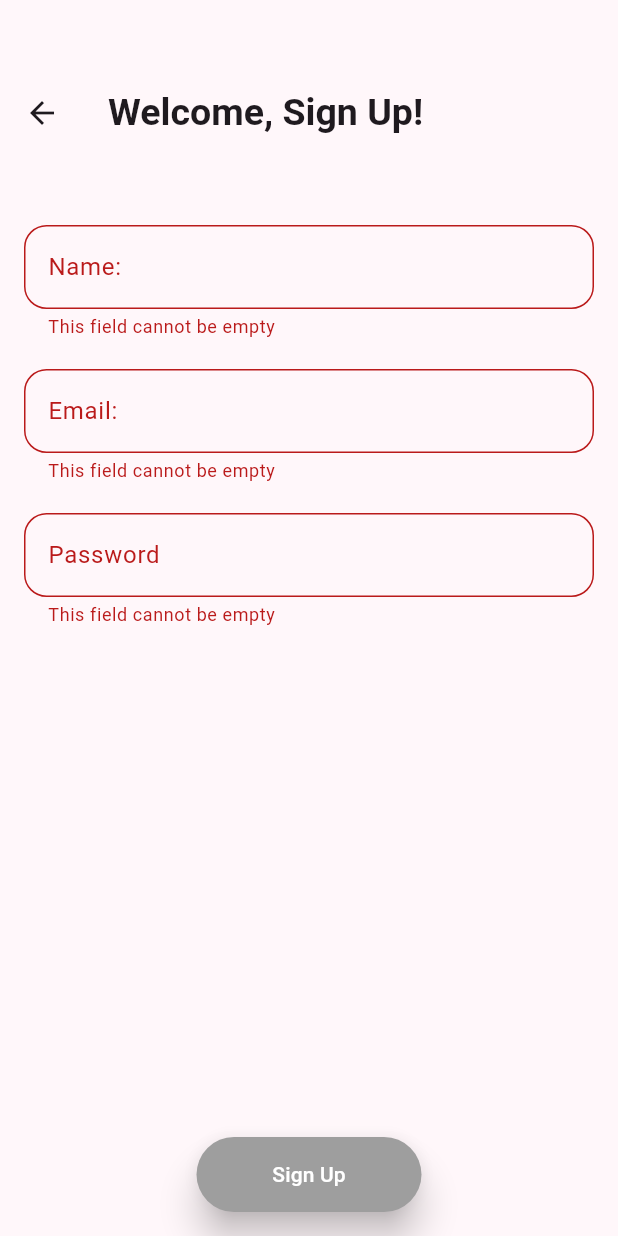
After one commit to Makanakyjr/flutter_forms, a Flutter app: the FormPage screen opened directly, after a tap on "Sign Up", on a phone screen of 412 x 824 dp. The commit adds this screen. Run offline on Flutter 3.47's test engine with Material 2 defaults, Android fonts, the light colour scheme and no system bars.

Commit message:
my first commit

```diff
--- /dev/null
+++ b/lib/form_page.dart
@@ -0,0 +1,124 @@
+import 'package:flutter/material.dart';
+
+class FormPage extends StatefulWidget {
+  const FormPage({super.key});
+
+  @override
+  State<FormPage> createState() => _FormPageState();
+}
+
+class _FormPageState extends State<FormPage> {
+  final _formKey = GlobalKey<FormState>();
+  final TextEditingController _nameController = TextEditingController();
+  final TextEditingController _emailController = TextEditingController();
+  final TextEditingController _passwordController = TextEditingController();
+
+  @override
+  Widget build(BuildContext context) {
+    return Scaffold(
+      appBar: AppBar(
+        title: const Text(
+          "Welcome, Sign Up!",
+          style: TextStyle(fontSize: 25, fontWeight: FontWeight.w700),
+        ),
+        centerTitle: false,
+        toolbarHeight: 150,
+      ),
+      body: Padding(
+        padding: const EdgeInsets.symmetric(horizontal: 16),
+        child: Form(
+            key: _formKey,
+            child: Column(
+              children: [
+                TextFormField(
+                  controller: _nameController,
+                  validator: (value) {
+                    if (value == null || value.isEmpty) {
+                      return "This field cannot be empty";
+                    } else {
+                      return null;
+                    }
+                  },
+                  autovalidateMode: AutovalidateMode.onUserInteraction,
+                  decoration: InputDecoration(
+                      labelText: "Name:",
+                      hintText: "Enter your name",
+                      border: OutlineInputBorder(
+                          borderRadius: BorderRadius.circular(15))),
+                ),
+                const SizedBox(
+                  height: 20,
+                ),
+                TextFormField(
+                  controller: _emailController,
+                  validator: (value) {
+                    if (value == null || value.isEmpty) {
+                      return "This field cannot be empty";
+                    } else if (!value.contains(RegExp(r"\w+@\w+\.."))) {
+                      return "Enter a valid email";
+                    }
+                    return null;
+
+                    // String pattern = r"\w+@\w+\..";
+                    // RegExp expression = RegExp(pattern);
+                    // if (value == null || value.isEmpty) {
+                    //   return "This field cannot be empty";
+                    // } else if (!expression.hasMatch(value)) {
+                    //   return "Enter a valid email";
+                    // }
+                    // return null;
+                  },
+                  autovalidateMode: AutovalidateMode.onUserInteraction,
+                  decoration: InputDecoration(
+                      labelText: "Email:",
+                      hintText: "Enter your email",
+                      border: OutlineInputBorder(
+                          borderRadius: BorderRadius.circular(15))),
+                ),
+                const SizedBox(
+                  height: 20,
+                ),
+                TextFormField(
+                  obscureText: true,
+                  controller: _passwordController,
+                  validator: (value) {
+                    if (value == null || value.isEmpty) {
+                      return "This field cannot be empty";
+                    } else if (value.length < 8) {
+                      return "Password cannot be less than 8 digits";
+                    }
+                    return null;
+                  },
+                  autovalidateMode: AutovalidateMode.onUserInteraction,
+                  decoration: InputDecoration(
+                      labelText: "Password",
+                      hintText: "Enter your password",
+                      border: OutlineInputBorder(
+                          borderRadius: BorderRadius.circular(15))),
+                ),
+              ],
+            )),
+      ),
+      floatingActionButton: ElevatedButton(
+        style: ElevatedButton.styleFrom(
+          elevation: 10,
+          minimumSize: const Size(150, 50),
+          backgroundColor: Colors.grey,
+          foregroundColor: Colors.white
+        ),
+        onPressed: () {
+          print(_nameController.text);
+          print(_emailController.text);
+          print(_passwordController.text);
+          if (_formKey.currentState!.validate()) {
+            ScaffoldMessenger.of(context).showSnackBar(
+              const SnackBar(content: Text("User validation successful"))
+            );
+          }
+        },
+        child: const Text("Sign Up"),
+      ),
+      floatingActionButtonLocation: FloatingActionButtonLocation.centerFloat,
+    );
+  }
+}
--- a/lib/intro_page.dart
+++ b/lib/intro_page.dart
@@ -24,7 +24,7 @@ class _IntroPageState extends State<IntroPage> {
                 flex: 1,
               ),
               const Text(
-                "Flutter Forms",
+                "Welcome Back, Login",
                 style: TextStyle(fontSize: 55, fontWeight: FontWeight.w800),
               ),
               const Spacer(
@@ -34,7 +34,7 @@ class _IntroPageState extends State<IntroPage> {
                 controller: _nameController,
                 decoration: InputDecoration(
                     labelText: "Name",
-                    hintText: "John Doe",
+                    hintText: "Your name",
                     border: OutlineInputBorder(
                         borderRadius: BorderRadius.circular(15))),
               ),
--- a/lib/main.dart
+++ b/lib/main.dart
@@ -1,5 +1,4 @@
 import 'package:flutter/material.dart';
-
 import 'intro_page.dart';
 
 void main() {
@@ -13,6 +12,7 @@ class MyApp extends StatelessWidget {
   @override
   Widget build(BuildContext context) {
     return MaterialApp(
+      debugShowCheckedModeBanner: false,
       theme: ThemeData(
           colorScheme: ColorScheme.fromSeed(seedColor: Colors.purple),
           useMaterial3: true),
```
